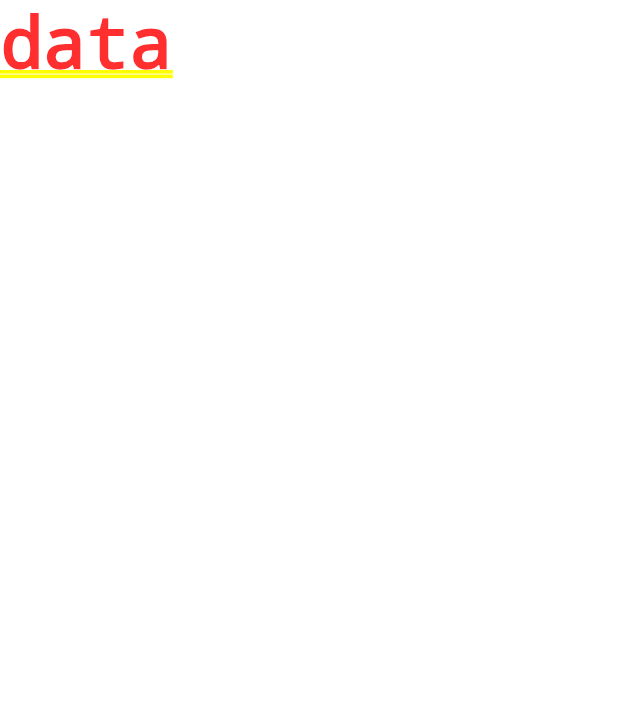
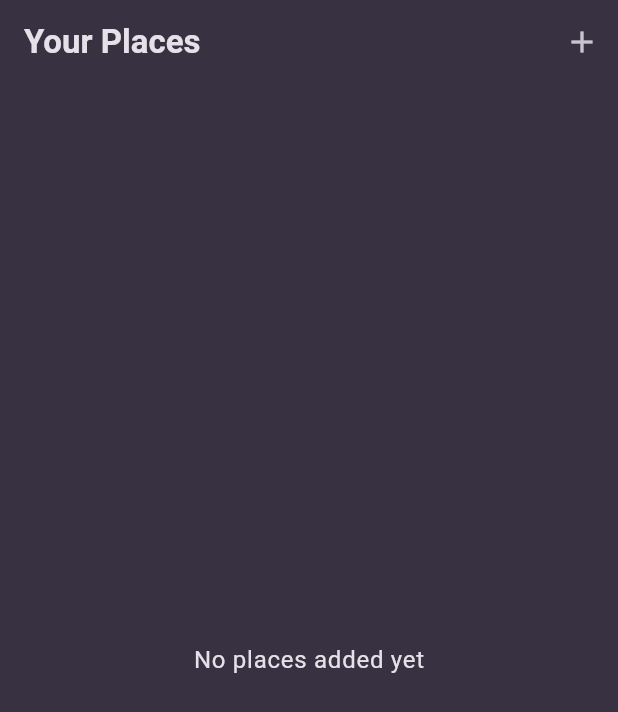
Before and after one commit to Guruprasad-C/Noventra, a Flutter app: the screen it shows after launch, on a phone screen of 412 x 824 dp. Shown: the top 712 px of the screen. Run offline on Flutter 3.47's test engine with Material 3 defaults, Android fonts, the phone set to English and light mode, and no system bars; our stand-ins replace flutter_riverpod, google_fonts.

Commit message:
Add core functionality for managing user places
- Implemented Place model to represent individual places.
- Created UserPlacesNotifier for state management of user places.
- Developed AddPlace screen for adding new places.
- Built Places screen to display a list of user places.
- Added PlaceDetailScreen for viewing details of a selected place.
- Introduced PlacesList widget to render the list of places.
- Updated main.dart to include ProviderScope for state management.
- Updated pubspec.yaml to include dependencies for uuid and flutter_riverpod.

```diff
--- a/lib/main.dart
+++ b/lib/main.dart
@@ -1,6 +1,8 @@
 import 'package:flutter/material.dart';
+import 'package:flutter_riverpod/flutter_riverpod.dart';
 
 import 'package:google_fonts/google_fonts.dart';
+import 'package:sixth_app/screens/places.dart';
 
 final colorScheme = ColorScheme.fromSeed(
   brightness: Brightness.dark,
@@ -27,6 +29,13 @@ class MyApp extends StatelessWidget {
 
   @override
   Widget build(BuildContext context) {
-    return MaterialApp(title: 'Great Places', theme: theme, home: Text('data'));
+    return ProviderScope(
+      child: MaterialApp(
+        debugShowCheckedModeBanner: false,
+        title: 'Great Places',
+        theme: theme,
+        home: Places(),
+      ),
+    );
   }
 }
--- /dev/null
+++ b/lib/models/place.dart
@@ -0,0 +1,10 @@
+import 'package:uuid/uuid.dart';
+
+const uuid = Uuid();
+
+class Place {
+  Place({required this.title}) : id = uuid.v4();
+
+  final String id;
+  final String title;
+}
--- /dev/null
+++ b/lib/providers/user_places.dart
@@ -0,0 +1,16 @@
+import 'package:flutter_riverpod/legacy.dart';
+import 'package:sixth_app/models/place.dart';
+
+class UserPlacesNotifier extends StateNotifier<List<Place>> {
+  UserPlacesNotifier() : super([]);
+
+  void addPlace(String title) {
+    final newPlace = Place(title: title);
+    state = [newPlace, ...state];
+  }
+}
+
+final userPlacesProvider =
+    StateNotifierProvider<UserPlacesNotifier, List<Place>>(
+      (ref) => UserPlacesNotifier(),
+    );
--- /dev/null
+++ b/lib/screens/places.dart
@@ -0,0 +1,32 @@
+import 'package:flutter/material.dart';
+import 'package:flutter_riverpod/flutter_riverpod.dart';
+import 'package:sixth_app/providers/user_places.dart';
+import 'package:sixth_app/screens/add_place.dart';
+import 'package:sixth_app/widgets/places_list.dart';
+
+class Places extends ConsumerWidget {
+  const Places({super.key});
+
+  @override
+  Widget build(BuildContext context, WidgetRef ref) {
+    final userPlaces = ref.watch(userPlacesProvider);
+
+    return Scaffold(
+      appBar: AppBar(
+        title: Text('Your Places'),
+        actions: [
+          IconButton(
+            onPressed: () {
+              Navigator.push(
+                context,
+                MaterialPageRoute(builder: (ctx) => AddPlace()),
+              );
+            },
+            icon: Icon(Icons.add),
+          ),
+        ],
+      ),
+      body: PlacesList(places: userPlaces),
+    );
+  }
+}
--- /dev/null
+++ b/lib/widgets/places_list.dart
@@ -0,0 +1,42 @@
+import 'package:flutter/material.dart';
+import 'package:sixth_app/models/place.dart';
+import 'package:sixth_app/screens/place_detail.dart';
+
+class PlacesList extends StatelessWidget {
+  const PlacesList({super.key, required this.places});
+
+  final List<Place> places;
+
+  @override
+  Widget build(BuildContext context) {
+    if (places.isEmpty) {
+      return Center(
+        child: Text(
+          'No places added yet',
+          style: Theme.of(context).textTheme.bodyLarge!.copyWith(
+            color: Theme.of(context).colorScheme.onSurface,
+          ),
+        ),
+      );
+    }
+
+    return ListView.builder(
+      itemCount: places.length,
+      itemBuilder: (ctx, index) => ListTile(
+        title: Text(
+          places[index].title,
+          style: Theme.of(context).textTheme.titleMedium!.copyWith(
+            color: Theme.of(context).colorScheme.onSurface,
+          ),
+        ),
+        onTap: () {
+          Navigator.of(context).push(
+            MaterialPageRoute(
+              builder: (ctx) => PlaceDetailScreen(place: places[index]),
+            ),
+          );
+        },
+      ),
+    );
+  }
+}
--- a/pubspec.yaml
+++ b/pubspec.yaml
@@ -35,6 +35,8 @@ dependencies:
   # Use with the CupertinoIcons class for iOS style icons.
   cupertino_icons: ^1.0.8
   google_fonts: ^6.3.2
+  uuid: ^4.5.1
+  flutter_riverpod: ^3.0.3
 
 dev_dependencies:
   flutter_test:
```
Also changed, not shown: lib/screens/add_place.dart (added, +53 -0 lines), lib/screens/place_detail.dart (added, +23 -0 lines), pubspec.lock.
